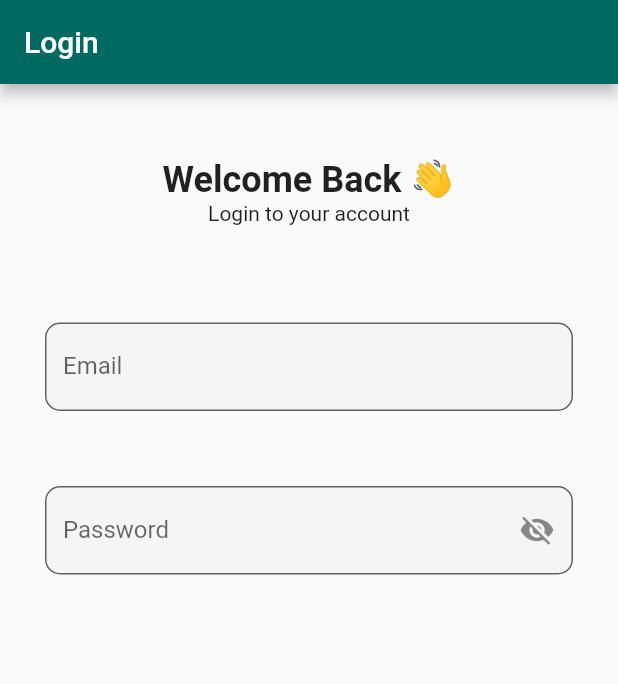
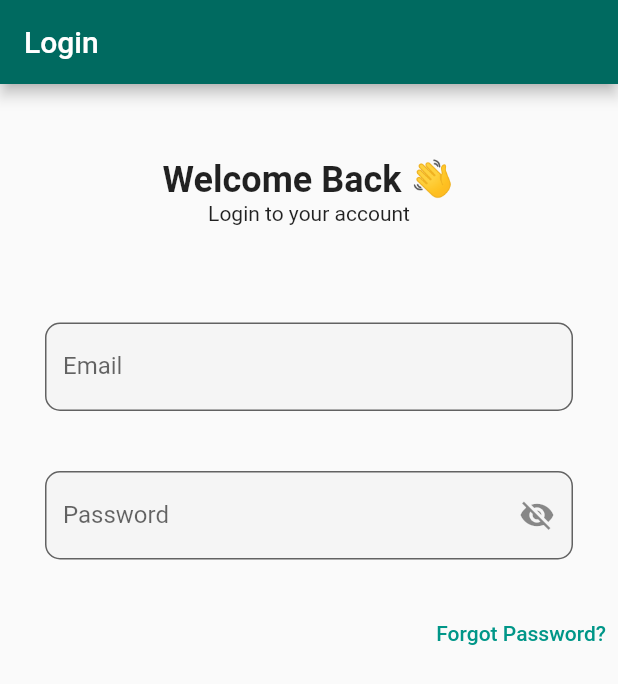
Before and after one commit to SabaFadhl/flutter-shop, a Flutter app: the screen it shows after launch, on a phone screen of 412 x 824 dp. Shown: the top 684 px of the screen. Run offline on Flutter 3.47's test engine with Material 3 defaults, Android fonts, the phone set to English and light mode, and no system bars.

Commit message:
feat: forget password

```diff
--- a/lib/core/views/screens/login.dart
+++ b/lib/core/views/screens/login.dart
@@ -30,8 +30,20 @@ class _LoginScreenState extends State<LoginScreen> {
           ),
           SizedBox(height: 50),
           AppTextformfield(label: 'Email',),
-          SizedBox(height: 20),
+          SizedBox(height: 10),
           AppTextformfield(label: 'Password',isPassword: true,icon: Icon(Icons.visibility_off),),
+          SizedBox(height: 10),
+          Align(
+            alignment: Alignment.centerRight,
+            child: TextButton(
+              onPressed: () {},
+              child: const Text(
+                "Forgot Password?",
+                style: TextStyle(color: Colors.teal),
+              ),
+            ),
+          ),
+
         ],
       ),
     );
```
